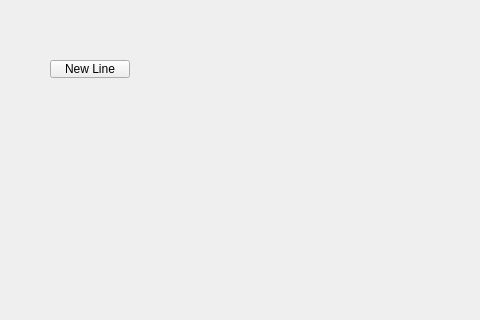
blackbird2003/LineSets, file widget.ui: the form before one commit; both pictures show x 0 to 480 and y 0 to 320 of the 800 by 600 pixel window.
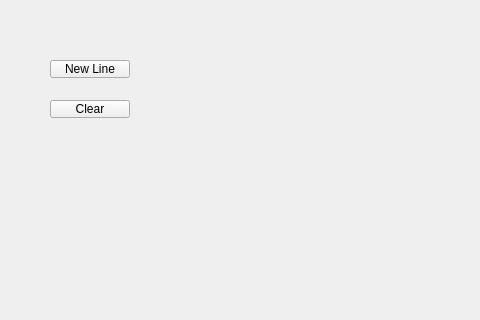
The form after the commit.

Commit message: Bezier Curve, Line class, multiple color

```diff
--- a/widget.ui
+++ b/widget.ui
@@ -26,6 +26,19 @@
     <string>New Line</string>
    </property>
   </widget>
+  <widget class="QPushButton" name="btnClear">
+   <property name="geometry">
+    <rect>
+     <x>50</x>
+     <y>100</y>
+     <width>80</width>
+     <height>18</height>
+    </rect>
+   </property>
+   <property name="text">
+    <string>Clear</string>
+   </property>
+  </widget>
  </widget>
  <resources/>
  <connections/>
```
Left out of the diff: 2 changed lines with no effect on the pictures. The commit also changes 14 other files.
